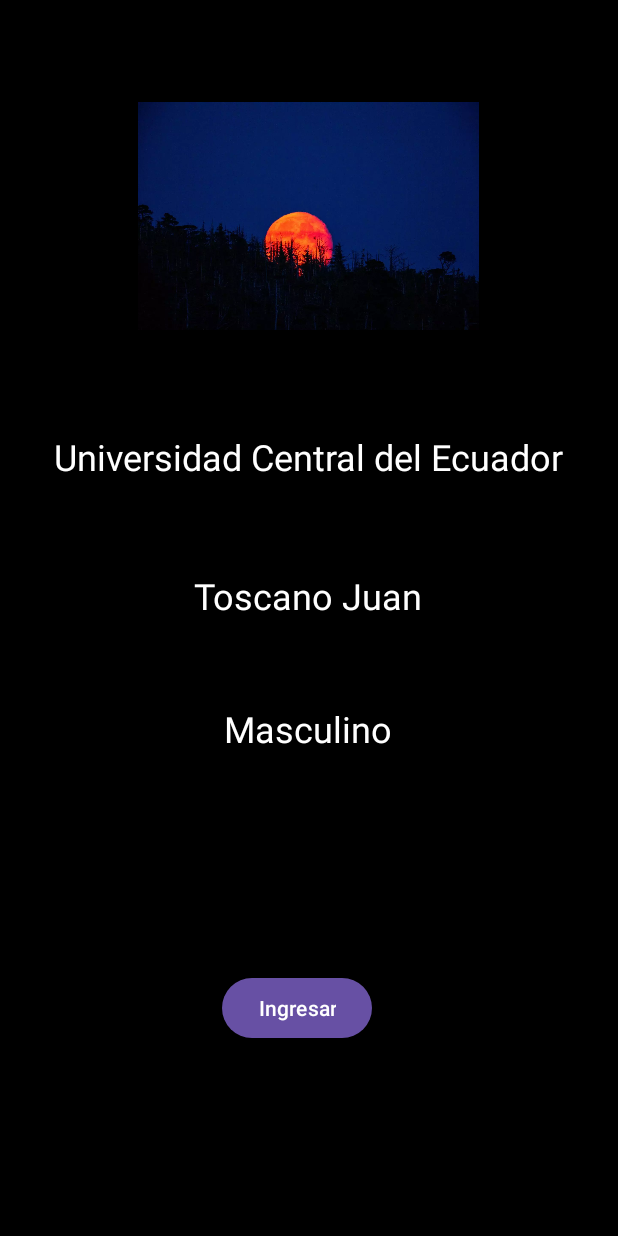
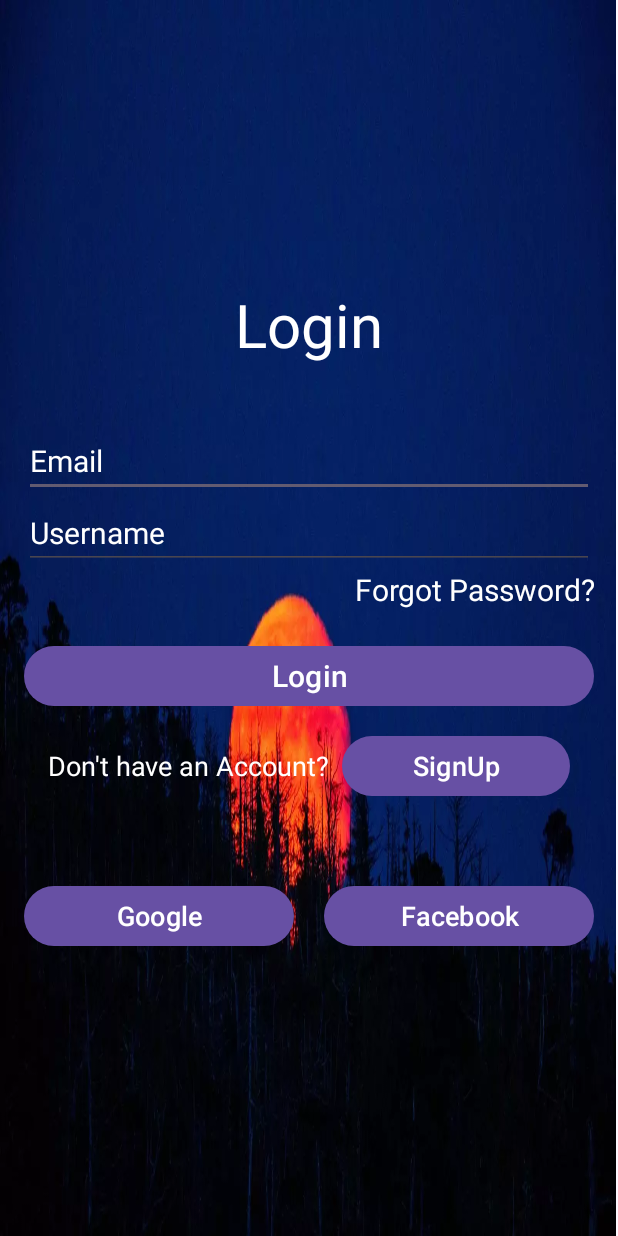
Before and after one commit to AndrToscano/test, an Android app: the screen it shows after launch (MainActivity), on a phone screen of 412 x 824 dp. Run offline under Robolectric (Android 15) with nearby library versions, the phone set to English and light mode, and no system bars.

Commit message:
Linear y Constrait Layout

```diff
--- a/app/src/main/AndroidManifest.xml
+++ b/app/src/main/AndroidManifest.xml
@@ -13,6 +13,10 @@
         android:theme="@style/Theme.Test"
         tools:targetApi="31">
         <activity
+            android:name=".LoginActivity"
+            android:exported="true">
+        </activity>
+        <activity
             android:name=".MainActivity"
             android:exported="true">
             <intent-filter>
--- /dev/null
+++ b/app/src/main/java/com/toscano/test/LoginActivity.kt
@@ -0,0 +1,4 @@
+package com.toscano.test
+
+class LoginActivity {
+}
--- a/app/src/main/java/com/toscano/test/MainActivity.kt
+++ b/app/src/main/java/com/toscano/test/MainActivity.kt
@@ -6,6 +6,6 @@
 class MainActivity : AppCompatActivity() {
     override fun onCreate(savedInstanceState: Bundle?) {
         super.onCreate(savedInstanceState)
-        setContentView(R.layout.activity_main)
+        setContentView(R.layout.login_activity)
     }
 }
--- /dev/null
+++ b/app/src/main/res/layout/login_activity.xml
@@ -0,0 +1,112 @@
+<?xml version="1.0" encoding="utf-8"?>
+<androidx.constraintlayout.widget.ConstraintLayout xmlns:android="http://schemas.android.com/apk/res/android"
+    android:layout_width="match_parent"
+    android:layout_height="match_parent">
+
+    <ImageView
+        android:layout_width="match_parent"
+        android:layout_height="wrap_content"
+        android:background="@drawable/luna"
+        android:layout_marginEnd="1dp"
+        android:layout_marginTop="1dp"/>
+
+    <LinearLayout
+        android:layout_width="match_parent"
+        android:layout_height="match_parent"
+        android:paddingLeft="16dp"
+        android:paddingRight="16dp"
+        android:orientation="vertical"
+        android:gravity="center">
+
+        <TextView
+            android:layout_width="wrap_content"
+            android:layout_height="wrap_content"
+            android:paddingBottom="40dp"
+            android:text="Login"
+            android:textColor="@color/white"
+            android:textSize="40dp"/>
+
+        <EditText
+            android:layout_width="match_parent"
+            android:layout_height="wrap_content"
+            android:text="Email"
+            android:textColor="@color/white"
+            android:textSize="20dp"/>
+
+        <EditText
+            android:layout_width="match_parent"
+            android:layout_height="wrap_content"
+            android:text="Username"
+            android:textColor="@color/white"
+            android:textSize="20dp"/>
+
+        <TextView
+            android:gravity="right"
+            android:layout_width="match_parent"
+            android:layout_height="wrap_content"
+            android:paddingBottom="20dp"
+            android:textColor="@color/white"
+            android:text="Forgot Password?"
+            android:textSize="20dp"/>
+
+        <Button
+            android:layout_width="match_parent"
+            android:layout_height="wrap_content"
+            android:textColor="@color/white"
+            android:text="Login"
+            android:textSize="20dp"/>
+
+        <LinearLayout
+            android:layout_width="match_parent"
+            android:layout_height="60dp"
+            android:paddingLeft="16dp"
+            android:paddingRight="16dp"
+            android:orientation="horizontal"
+            android:gravity="bottom">
+
+            <TextView
+                android:layout_width="wrap_content"
+                android:layout_height="wrap_content"
+                android:textColor="@color/white"
+                android:text="Don't have an Account?"
+                android:textSize="18dp"/>
+
+            <Button
+                android:layout_width="match_parent"
+                android:layout_height="wrap_content"
+                android:layout_marginStart="8dp"
+                android:textColor="@color/white"
+                android:text="SignUp"
+                android:textSize="18dp"/>
+
+        </LinearLayout>
+
+        <LinearLayout
+            android:layout_width="match_parent"
+            android:layout_height="100dp"
+            android:orientation="horizontal"
+            android:gravity="bottom">
+
+            <Button
+                android:layout_width="180dp"
+                android:layout_height="wrap_content"
+                android:layout_marginEnd="10dp"
+                android:textColor="@color/white"
+                android:text="Google"
+                android:textSize="18dp"/>
+
+            <Button
+                android:layout_width="match_parent"
+                android:layout_height="wrap_content"
+                android:layout_marginStart="10dp"
+                android:textColor="@color/white"
+                android:text="Facebook"
+                android:textSize="18dp"/>
+
+        </LinearLayout>
+
+
+
+    </LinearLayout>
+
+</androidx.constraintlayout.widget.ConstraintLayout>
```
